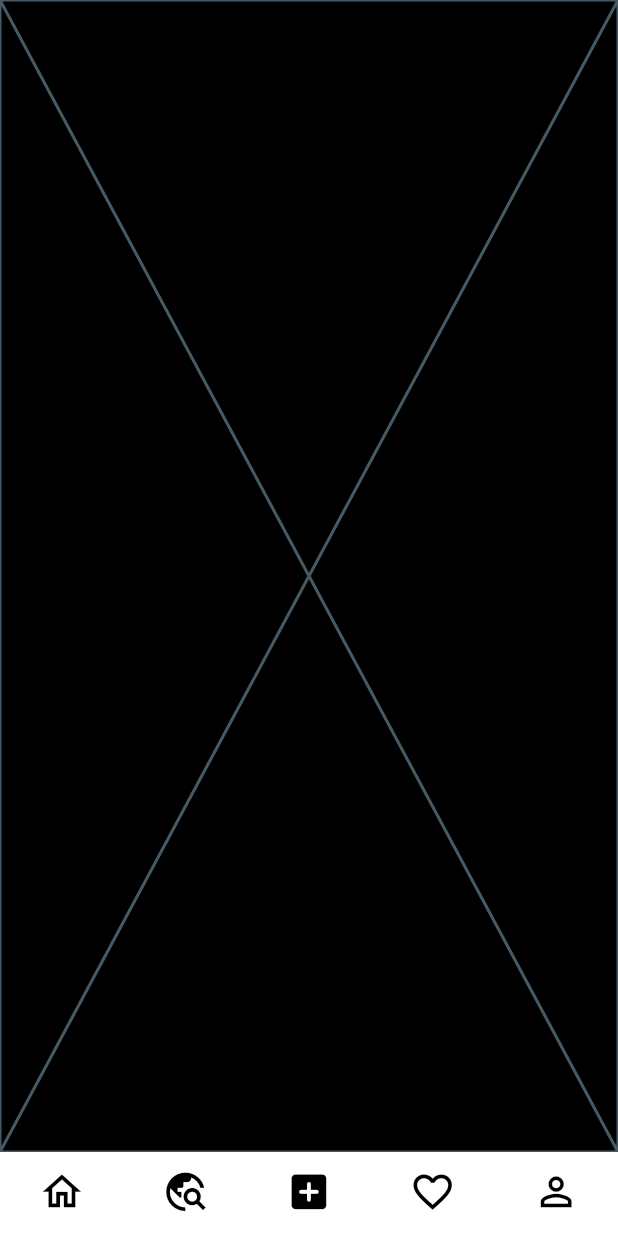
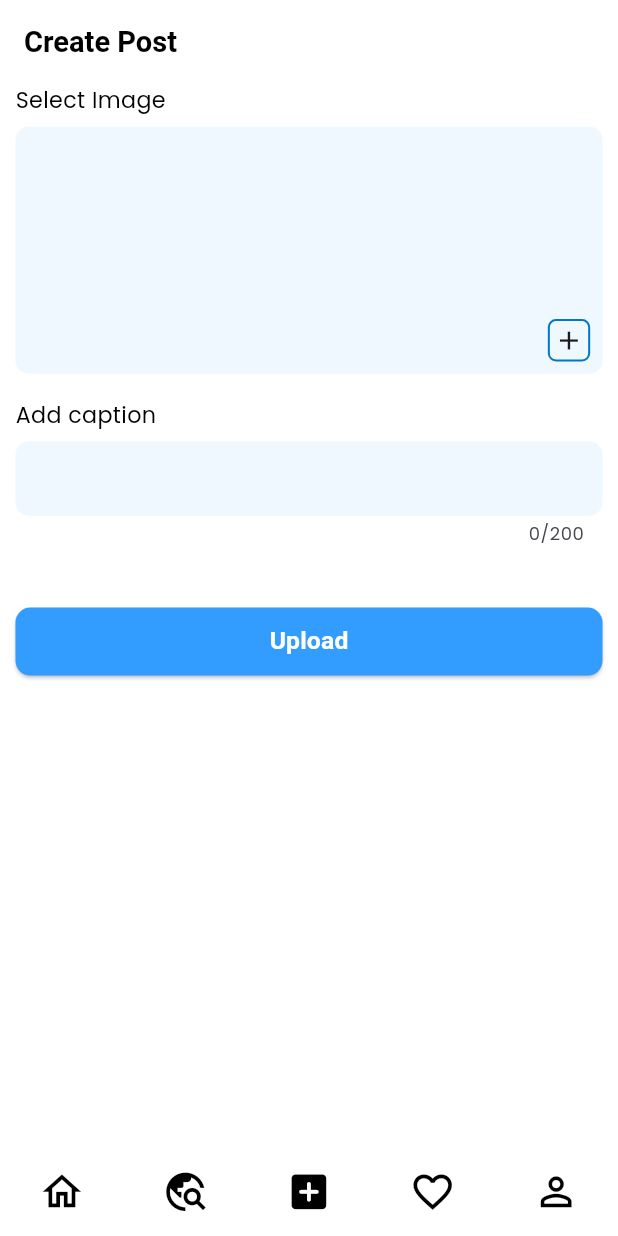
Before and after one commit to rakshitdembla/snibbo, a Flutter app: the screen it shows after launch, item 3 of the bottom bar chosen, on a phone screen of 412 x 824 dp. Run offline on Flutter 3.47's test engine with Material 3 defaults, Android fonts, the phone set to English and light mode, and no system bars; drawn by our look-alikes of persistent_bottom_nav_bar, toastification; our stand-ins replace auto_route, bloc, dio, equatable, flutter_animate, flutter_bloc and 11 more; missing offline and left inert: pro_image_editor; Roboto replaces fonts that are missing (poppinsBold).

Commit message:
create post ui

```diff
--- a/lib/core/utils/services_utils.dart
+++ b/lib/core/utils/services_utils.dart
@@ -10,6 +10,7 @@ import 'package:snibbo_app/core/constants/my_keys.dart';
 import 'package:snibbo_app/core/entities/cloud_image_entity.dart';
 import 'package:snibbo_app/core/models/cloud_image_model.dart';
 import 'package:snibbo_app/core/network/base_api/api_services.dart';
+import 'package:snibbo_app/core/utils/ui_utils.dart';
 import 'package:timeago/timeago.dart' as timeago;
 import 'package:uuid/uuid.dart';
 import 'package:flutter/material.dart';
@@ -50,6 +51,12 @@ class ServicesUtils {
     return timeago.format(dateTime);
   }
 
+  //@ BottomNav Bar Size
+  static double bottomNavBar({required BuildContext context}) {
+    return MediaQuery.of(context).padding.bottom + kBottomNavigationBarHeight +
+    UiUtils.screenHeight(context) * 0.02;
+  }
+
   // @Image Picker Helper
   static Future<XFile?> pickImage(
     ImageSource imageSource,
@@ -70,12 +77,10 @@ class ServicesUtils {
     required File file,
   }) async {
     File? editedFile;
-    await
-      PersistentNavBarNavigator.pushNewScreen(
+    await PersistentNavBarNavigator.pushNewScreen(
       context,
       withNavBar: false,
-      screen:
-            ProImageEditor.file(
+      screen: ProImageEditor.file(
         file,
         callbacks: ProImageEditorCallbacks(
           onImageEditingComplete: (Uint8List bytes) async {
--- a/lib/core/widgets/elevated_cta.dart
+++ b/lib/core/widgets/elevated_cta.dart
@@ -34,7 +34,7 @@ class ElevatedCTA extends StatelessWidget {
           style: TextStyle(
             fontFamily: MyFonts.assetsFontFamily(),
             color: MyColors.white,
-            fontWeight: isShort ? FontWeight.w600 : FontWeight.w900,
+            fontWeight: isShort ? FontWeight.w600 : FontWeight.w600,
             fontSize: isShort ? height * 0.0165 : height * 0.020,
           ),
         ),
--- a/lib/core/widgets/text_field.dart
+++ b/lib/core/widgets/text_field.dart
@@ -1,5 +1,6 @@
 import 'package:flutter/material.dart';
 import 'package:flutter_bloc/flutter_bloc.dart';
+import 'package:flutter_screenutil/flutter_screenutil.dart';
 import 'package:snibbo_app/core/theme/mycolors.dart';
 import 'package:snibbo_app/core/utils/ui_utils.dart';
 import 'package:snibbo_app/features/settings/presentation/bloc/theme_bloc.dart';
@@ -11,7 +12,7 @@ class MyTextField extends StatefulWidget {
   final TextEditingController textEditingController;
   final FocusNode focusNode;
   final int maxLength;
-  final int maxLines;
+  final dynamic maxLines;
   final String hintText;
   final ValueChanged<String>? onSubmit;
   final IconData prefixIcon;
@@ -79,11 +80,11 @@ class _MyTextFieldState extends State<MyTextField> {
                 fontSize: height * 0.02,
               ),
               enabledBorder: OutlineInputBorder(
-                borderRadius: BorderRadius.circular(10),
+                borderRadius: BorderRadius.circular(10.r),
                 borderSide: BorderSide(color: Colors.transparent),
               ),
               focusedBorder: OutlineInputBorder(
-                borderRadius: BorderRadius.circular(10),
+                borderRadius: BorderRadius.circular(10.r),
                 borderSide: BorderSide(color: MyColors.searchField),
               ),
               filled: true,
--- a/lib/features/create/presentation/pages/create_post_screen.dart
+++ b/lib/features/create/presentation/pages/create_post_screen.dart
@@ -1,4 +1,12 @@
 import 'package:flutter/material.dart';
+import 'package:flutter_bloc/flutter_bloc.dart';
+import 'package:flutter_screenutil/flutter_screenutil.dart';
+import 'package:snibbo_app/core/theme/mycolors.dart';
+import 'package:snibbo_app/core/utils/services_utils.dart';
+import 'package:snibbo_app/core/utils/ui_utils.dart';
+import 'package:snibbo_app/core/widgets/elevated_cta.dart';
+import 'package:snibbo_app/features/settings/presentation/bloc/theme_bloc.dart';
+import 'package:snibbo_app/features/settings/presentation/bloc/theme_states.dart';
 
 class CreatePostScreen extends StatefulWidget {
   const CreatePostScreen({super.key});
@@ -8,8 +16,100 @@ class CreatePostScreen extends StatefulWidget {
 }
 
 class _CreatePostScreenState extends State<CreatePostScreen> {
+  final FocusNode captionNode = FocusNode();
+  final TextEditingController captionController = TextEditingController();
   @override
   Widget build(BuildContext context) {
-    return const Placeholder();
+    final width = UiUtils.screenWidth(context);
+    final height = UiUtils.screenHeight(context);
+    final isDark = context.read<ThemeBloc>().state is DarkThemeState;
+    return Scaffold(
+      appBar: AppBar(title: Text("Create Post")),
+      body: SafeArea(
+        child: SingleChildScrollView(
+          padding: EdgeInsets.fromLTRB(
+            width * 0.025,
+            0,
+            width * 0.025,
+            ServicesUtils.bottomNavBar(context: context)
+          ),
+          child: Column(
+            mainAxisAlignment: MainAxisAlignment.start,
+            crossAxisAlignment: CrossAxisAlignment.start,
+            children: [
+              Text("Select Image", style: TextStyle(fontSize: width * 0.036)),
+              SizedBox(height: height * 0.009),
+              Container(
+                width: double.infinity,
+                height: height * 0.2,
+                decoration: BoxDecoration(
+                  color: isDark ? MyColors.darkTextFields : MyColors.textFields,
+                  borderRadius: BorderRadius.circular(10.r),
+                ),
+                child: Align(
+                  alignment: Alignment.bottomRight,
+                  child: Container(
+                    padding: EdgeInsets.all(height * 0.003),
+                    margin: EdgeInsets.all(height * 0.01),
+                    decoration: BoxDecoration(
+                      border: Border.all(
+                        color: MyColors.secondaryDense,
+                        width: 1.5.r,
+                      ),
+                      borderRadius: BorderRadius.circular(6.r),
+                    ),
+                    child: Icon(
+                      Icons.add,
+                      size: height * 0.025,
+                      color: isDark ? MyColors.primary : MyColors.darkPrimary,
+                    ),
+                  ),
+                ),
+              ),
+              SizedBox(height: height * 0.02),
+              Text("Add caption", style: TextStyle(fontSize: width * 0.036)),
+              SizedBox(height: height * 0.009),
+              TextField(
+                cursorColor: MyColors.secondaryDense,
+                cursorErrorColor: MyColors.secondaryDense,
+                controller: captionController,
+                focusNode: captionNode,
+                style: TextStyle(
+                  color: isDark ? MyColors.white : MyColors.grey,
+                  fontWeight: FontWeight.w500,
+                  fontSize: height * 0.02,
+                ),
+                onSubmitted: (String value) {
+                  FocusScope.of(context).unfocus();
+                },
+                maxLength: 200,
+                textAlign: TextAlign.start,
+                maxLines: null,
+                decoration: InputDecoration(
+                  contentPadding: EdgeInsets.symmetric(vertical: height * 0.015,horizontal: width * 0.02 ),
+                  enabledBorder: OutlineInputBorder(
+                    borderRadius: BorderRadius.circular(10.r),
+                    borderSide: BorderSide(color: Colors.transparent),
+                  ),
+                  focusedBorder: OutlineInputBorder(
+                    borderRadius: BorderRadius.circular(10.r),
+                    borderSide: BorderSide(color: MyColors.searchField),
+                  ),
+                  filled: true,
+                  fillColor:
+                      isDark ? MyColors.darkTextFields : MyColors.textFields,
+                ),
+              ),
+              SizedBox(height: height * 0.05),
+              ElevatedCTA(
+                onPressed: () {},
+                buttonName: "Upload",
+                isShort: false,
+              ),
+            ],
+          ),
+        ),
+      ),
+    );
   }
 }
--- a/lib/features/create/presentation/pages/create_story_sheet.dart
+++ b/lib/features/create/presentation/pages/create_story_sheet.dart
@@ -4,14 +4,14 @@ import 'package:image_picker/image_picker.dart';
 import 'package:snibbo_app/core/constants/myassets.dart';
 import 'package:snibbo_app/features/create/presentation/bloc/create_story_bloc/create_Story_events.dart';
 import 'package:snibbo_app/features/create/presentation/bloc/create_story_bloc/create_story_bloc.dart';
-import 'package:snibbo_app/features/create/presentation/widgets/bottom_sheet.dart';
+import 'package:snibbo_app/features/create/presentation/widgets/create_bottom_modal_sheet.dart';
 
 class CreateStorySheet {
   static Future<dynamic> show({
     required BuildContext context,
     required bool isDark,
   }) async {
-    return BottomModalSheet.show(
+    return CreateBottomModalSheet.show(
       context: context,
       isDark: isDark,
       image: MyAssets.storyImage,
--- a/lib/features/create/presentation/widgets/bottom_sheet.dart
+++ b/lib/features/create/presentation/widgets/create_bottom_modal_sheet.dart
@@ -3,7 +3,7 @@ import 'package:snibbo_app/core/theme/mycolors.dart';
 import 'package:snibbo_app/core/utils/ui_utils.dart';
 import 'package:snibbo_app/core/widgets/bottom_modal_sheet.dart';
 
-class BottomModalSheet {
+class CreateBottomModalSheet {
   static Future<dynamic> show({
     required BuildContext context,
     required bool isDark,
--- /dev/null
+++ b/lib/features/feed/presentation/bloc/posts_bloc/post_comments_bloc/post_comments_events.dart
@@ -0,0 +1 @@
+abstract class PostCommentsEvents {}
--- a/lib/main.dart
+++ b/lib/main.dart
@@ -19,7 +19,7 @@ import 'package:flutter_bloc/flutter_bloc.dart';
 import 'package:snibbo_app/service_locator.dart';
 import 'package:toastification/toastification.dart';
 
-import 'features/feed/presentation/bloc/like_post_bloc/like_post_bloc.dart';
+import 'features/feed/presentation/bloc/posts_bloc/like_post_bloc/like_post_bloc.dart';
 
 void main() async {
   WidgetsFlutterBinding.ensureInitialized();
```
Also changed, not shown: lib/core/widgets/posts_widgets/post_widget.dart (+6 -4 lines), lib/features/feed/presentation/bloc/posts_bloc/like_post_bloc/like_post_bloc.dart (renamed from lib/features/feed/presentation/bloc/like_post_bloc/like_post_bloc.dart), lib/features/feed/presentation/bloc/posts_bloc/like_post_bloc/like_post_events.dart (renamed from lib/features/feed/presentation/bloc/like_post_bloc/like_post_events.dart), lib/features/feed/presentation/bloc/posts_bloc/like_post_bloc/like_post_states.dart (renamed from lib/features/feed/presentation/bloc/like_post_bloc/like_post_states.dart), lib/features/feed/presentation/bloc/posts_bloc/post_comments_bloc/post_comments_bloc.dart (added), lib/features/feed/presentation/bloc/posts_bloc/post_comments_bloc/post_comments_states.dart (added). Lines whose indentation alone changed are shown as unchanged.
